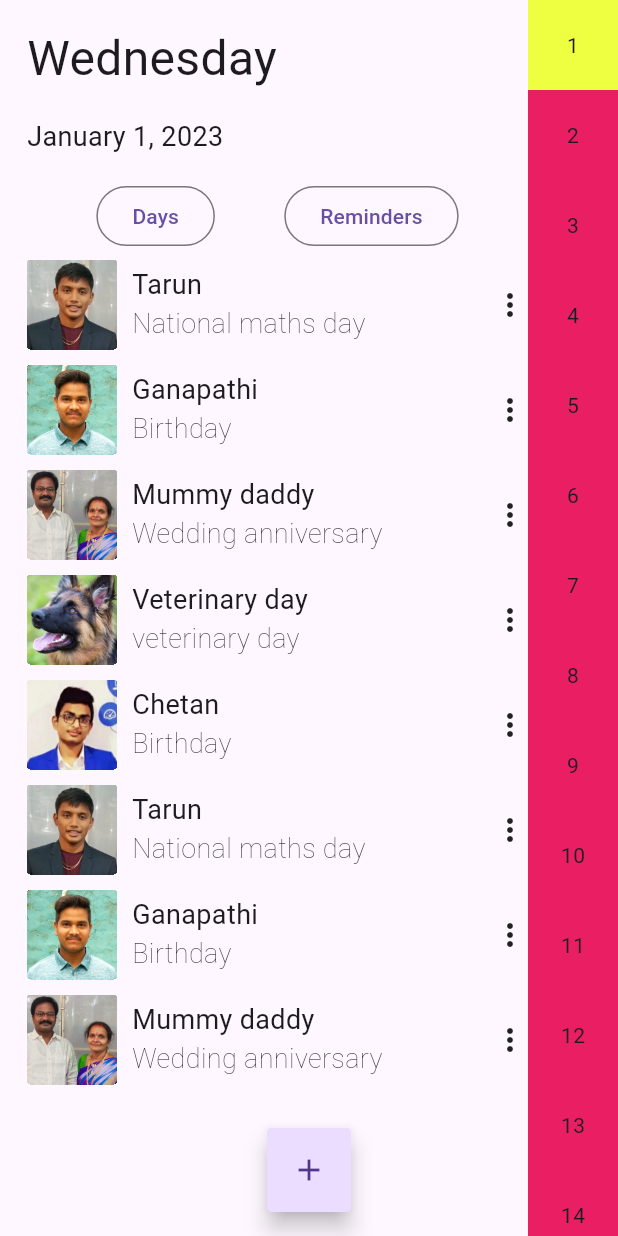
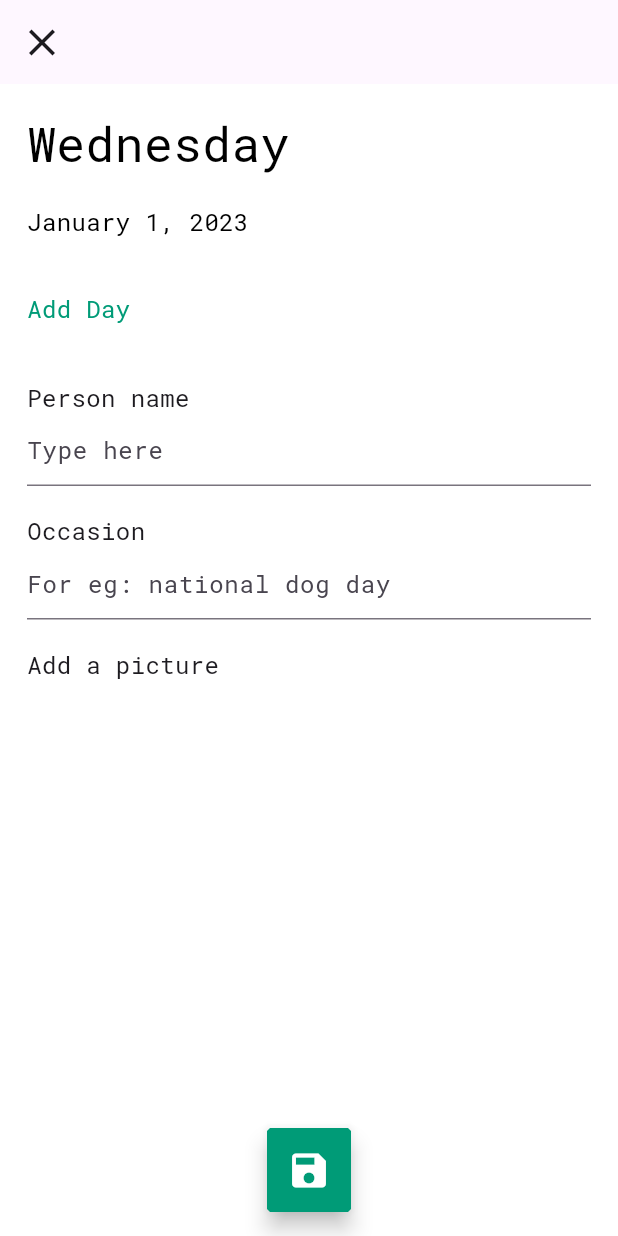
Before and after one commit to elonrameshmusk/prompt, a Flutter app: the HomeScreen screen opened directly, after a tap on the "add" icon, on a phone screen of 412 x 824 dp. Run offline on Flutter 3.47's test engine with Material 2 defaults, Android fonts, the phone set to English and light mode, and no system bars.

Commit message:
more code

```diff
--- a/lib/components/big_date.dart
+++ b/lib/components/big_date.dart
@@ -1,8 +1,8 @@
 import 'package:flutter/material.dart';
 
 class BigDate extends StatefulWidget {
-  const BigDate({Key? key}) : super(key: key);
-
+  const BigDate({Key? key, required this.color}) : super(key: key);
+  final color;
   @override
   State<BigDate> createState() => _BigDateState();
 }
@@ -13,17 +13,18 @@ class _BigDateState extends State<BigDate> {
     return Container(
       width: MediaQuery.of(context).size.width * 1,
       height: 120,
+      padding: const EdgeInsets.fromLTRB(18, 0, 0, 0),
       child: Column(
         crossAxisAlignment: CrossAxisAlignment.start,
         mainAxisAlignment: MainAxisAlignment.spaceEvenly,
-        children: const [
+        children: [
           Text(
             'Wednesday',
-            style: TextStyle(fontSize: 32),
+            style: TextStyle(fontSize: 32, fontFamily: 'roboto_mono_regular', color: widget.color),
           ),
           Text(
             'January 1, 2023',
-            style: TextStyle(fontSize: 18),
+            style: TextStyle(fontSize: 16, fontFamily: 'roboto_mono_regular', color: widget.color),
           )
         ],
       ),
--- a/lib/components/person_container.dart
+++ b/lib/components/person_container.dart
@@ -13,7 +13,7 @@ class PersonContainer extends StatelessWidget {
   @override
   Widget build(BuildContext context) {
     return Container(
-        margin: const EdgeInsets.fromLTRB(0, 5, 0, 5),
+        margin: const EdgeInsets.fromLTRB(18, 5, 0, 5),
         child: Row(
           children: [
             Container(
@@ -34,17 +34,17 @@ class PersonContainer extends StatelessWidget {
                   Text(
                     name,
                     style: const TextStyle(
-                        fontSize: 18, fontWeight: FontWeight.normal),
+                        fontSize: 16, fontWeight: FontWeight.normal, fontFamily: 'roboto_mono_regular'),
                   ),
                   Text(
                     occasion,
                     style: const TextStyle(
-                        fontSize: 18, fontWeight: FontWeight.w100),
+                        fontSize: 16, fontWeight: FontWeight.w100, fontFamily: 'roboto_mono_light'),
                   ),
                 ],
               ),
             ),
-            const Icon(Icons.more_vert)
+            const Icon(Icons.more_vert, size: 25, color: Colors.black,)
           ],
         ));
   }
--- /dev/null
+++ b/lib/global_constants.dart
@@ -0,0 +1,2 @@
+import 'package:flutter/material.dart';
+const primary_color = Color(0xff009B77);
--- a/lib/main.dart
+++ b/lib/main.dart
@@ -24,7 +24,6 @@ class MyApp extends StatelessWidget {
         // or simply save your changes to "hot reload" in a Flutter IDE).
         // Notice that the counter didn't reset back to zero; the application
         // is not restarted.
-        primarySwatch: Colors.blue,
       ),
       home: const SignInScreen(),
     );
--- /dev/null
+++ b/lib/screens/add_person_screen.dart
@@ -0,0 +1,108 @@
+import 'package:flutter/material.dart';
+import 'package:prompt/global_constants.dart';
+
+import '../components/big_date.dart';
+
+class AddPersonScreen extends StatefulWidget {
+  const AddPersonScreen({Key? key}) : super(key: key);
+
+  @override
+  State<AddPersonScreen> createState() => _AddPersonScreenState();
+}
+
+class _AddPersonScreenState extends State<AddPersonScreen> {
+  @override
+  Widget build(BuildContext context) {
+    return SafeArea(
+        child: Scaffold(
+      appBar: AppBar(
+        leading: Builder(
+          builder: (BuildContext context) {
+            return IconButton(
+              icon: const Icon(
+                Icons.close,
+                size: 30,
+              ),
+              onPressed: () {
+                Navigator.of(context).pop();
+              },
+            );
+          },
+        ),
+      ),
+      body: Container(
+          color: Colors.white,
+          child: Column(
+            children: [
+              const BigDate(color: Colors.black,),
+              Container(
+                  width: MediaQuery.of(context).size.width * 1,
+                  padding: const EdgeInsets.fromLTRB(18, 18, 0, 36),
+                  child: Column(
+                    crossAxisAlignment: CrossAxisAlignment.start,
+                    mainAxisAlignment: MainAxisAlignment.center,
+                    children: const [
+                      Text(
+                        'Add Day',
+                        style: TextStyle(fontSize: 16, color: primary_color, fontFamily: 'roboto_mono_regular'),
+                      ),
+                    ],
+                  )),
+              Expanded(
+                child: Container(
+                  width: MediaQuery.of(context).size.width * 1,
+                  child: Column(
+                    crossAxisAlignment: CrossAxisAlignment.start,
+                    children: [
+                      Container(
+                        margin: const EdgeInsets.fromLTRB(18, 0, 0, 0),
+                        child: Text(
+                          'Person name',
+                          style: TextStyle(fontSize: 16, fontFamily: 'roboto_mono_regular'),
+                        ),
+                      ),
+                      Container(
+                        margin: const EdgeInsets.fromLTRB(18, 0, 18, 0),
+                        child: TextField(
+                          decoration: InputDecoration(hintText: 'Type here', hintStyle: TextStyle(fontSize: 16, fontFamily: 'roboto_mono_regular')),
+                        ),
+                      ),
+                      Container(
+                        margin: const EdgeInsets.fromLTRB(18, 18, 0, 0),
+                        child: Text(
+                          'Occasion',
+                          style: TextStyle(fontSize: 16, fontFamily: 'roboto_mono_regular'),
+                        ),
+                      ),
+                      Container(
+                        margin: const EdgeInsets.fromLTRB(18, 0, 18, 0),
+                        child: TextField(
+                          decoration: InputDecoration(
+                              hintText: 'For eg: national dog day', hintStyle: TextStyle(fontSize: 16, fontFamily: 'roboto_mono_regular') ),
+                        ),
+                      ),
+                      Container(
+                        margin: const EdgeInsets.fromLTRB(18, 18, 0, 0),
+                        child: Text(
+                          'Add a picture',
+                          style: TextStyle(fontSize: 16, fontFamily: 'roboto_mono_regular'),
+                        ),
+                      ),
+                    ],
+                  ),
+                ),
+              )
+            ],
+          )),
+      floatingActionButton: FloatingActionButton(
+        shape: BeveledRectangleBorder(borderRadius: BorderRadius.circular(2)),
+        onPressed: () {
+          print('will be saved!');
+        },
+        child: const Icon(Icons.save, color: Colors.white, size: 30,),
+        backgroundColor: primary_color,
+      ),
+      floatingActionButtonLocation: FloatingActionButtonLocation.centerFloat,
+    ));
+  }
+}
--- a/lib/screens/home_screen.dart
+++ b/lib/screens/home_screen.dart
@@ -1,6 +1,36 @@
 import 'package:flutter/material.dart';
 import 'package:prompt/components/person_container.dart';
+import 'package:prompt/global_constants.dart';
+import 'package:prompt/screens/add_person_screen.dart';
 import '../components/big_date.dart';
+
+const persons = [
+  {
+    'name': 'Tarun',
+    'image': 'assets/images/tarun.jpg',
+    'day': 'National maths day'
+  },
+  {
+    'name': 'Ganapathi',
+    'image': 'assets/images/tarun.jpg',
+    'day': 'National maths day'
+  },
+  {
+    'name': 'Mummy daddy',
+    'image': 'assets/images/tarun.jpg',
+    'day': 'National maths day'
+  },
+  {
+    'name': 'N',
+    'image': 'assets/images/tarun.jpg',
+    'day': 'National maths day'
+  },
+  {
+    'name': 'Chetan',
+    'image': 'assets/images/tarun.jpg',
+    'day': 'National maths day'
+  },
+];
 
 class HomeScreen extends StatefulWidget {
   const HomeScreen({Key? key}) : super(key: key);
@@ -10,6 +40,7 @@ class HomeScreen extends StatefulWidget {
 }
 
 class _HomeScreenState extends State<HomeScreen> {
+  final ScrollController _firstController = ScrollController();
   int month = 1;
   int date = 1;
   @override
@@ -20,88 +51,82 @@ class _HomeScreenState extends State<HomeScreen> {
         children: [
           Expanded(
             child: Container(
-            padding: const EdgeInsets.fromLTRB(18, 0, 0, 0),
+
               child: Column(
                 children: [
-                const BigDate(),
-                Row(
+                  const BigDate(color: Colors.black,),
+                  Container(
+                    margin: const EdgeInsets.fromLTRB(18, 0, 18, 4),
+                    height: 50,
+                    child: Row(
+                      crossAxisAlignment: CrossAxisAlignment.stretch,
                       mainAxisAlignment: MainAxisAlignment.spaceEvenly,
                       children: [
-                    OutlinedButton(
-                        onPressed: () {
+                        Expanded(
+                          child: GestureDetector(
+                            onTap: () {
                               print('days');
                             },
-                        child: const Text('Days')),
-                    OutlinedButton(
-                        onPressed: () {
-                          print('reminders');
+                            child: Container(
+                              decoration: BoxDecoration(
+                                  border: Border.all(
+                                      color: Colors.black, width: 2)),
+                              child: const Center(
+                                  child: Text(
+                                'Days',
+                                style: TextStyle(
+                                  fontSize: 16,
+                                  fontFamily: 'roboto_mono_regular',
+                                ),
+                              )),
+                            ),
+                          ),
+                        ),
+                        Expanded(
+                          child: GestureDetector(
+                            onTap: () {
+                              print('remidners');
                             },
-                        child: const Text('Reminders'))
+                            child: const Center(
+                                child: Text(
+                              'Reminders',
+                              style: TextStyle(
+                                fontSize: 16,
+                                fontFamily: 'roboto_mono_regular',
+                              ),
+                            )),
+                          ),
+                        )
                       ],
+                    ),
                   ),
                   Expanded(
                     child: Scrollbar(
-                    thickness: 100,
-                    radius: const Radius.circular(10),
-                    child: ListView(
-                      children: const [
-                        PersonContainer(
-                          imgpath: 'assets/images/tarun.jpg',
-                          name: 'Tarun',
-                          occasion: 'National maths day',
-                        ),
-                        PersonContainer(
-                            imgpath: 'assets/images/ganapathi.jpg',
-                            name: 'Ganapathi',
-                            occasion: 'Birthday'),
-                        PersonContainer(
-                            imgpath: 'assets/images/mummydaddy.jpg',
-                            name: 'Mummy daddy',
-                            occasion: 'Wedding anniversary'),
-                        PersonContainer(
-                            imgpath: 'assets/images/veterinary.jpg',
-                            name: 'Veterinary day',
-                            occasion: 'veterinary day'),
-                        PersonContainer(
-                          imgpath: 'assets/images/chetan.jpg',
-                          name: 'Chetan',
-                          occasion: 'Birthday',
-                        ),
-                        PersonContainer(
-                          imgpath: 'assets/images/tarun.jpg',
-                          name: 'Tarun',
-                          occasion: 'National maths day',
-                        ),
-                        PersonContainer(
-                            imgpath: 'assets/images/ganapathi.jpg',
-                            name: 'Ganapathi',
-                            occasion: 'Birthday'),
-                        PersonContainer(
-                            imgpath: 'assets/images/mummydaddy.jpg',
-                            name: 'Mummy daddy',
-                            occasion: 'Wedding anniversary'),
-                        PersonContainer(
-                            imgpath: 'assets/images/veterinary.jpg',
-                            name: 'Veterinary day',
-                            occasion: 'veterinary day'),
-                        PersonContainer(
-                          imgpath: 'assets/images/chetan.jpg',
-                          name: 'Chetan',
-                          occasion: 'Birthday',
-                        ),
-                      ],
-                    ),
-                  ),
+                        thumbVisibility: true,
+                        controller: _firstController,
+                        thickness: 10, //width of scrollbar
+                        radius: const Radius.circular(
+                            20), //corner radius of scrollbar
+                        scrollbarOrientation: ScrollbarOrientation.left,
+                        child: ListView.builder(
+                            controller: _firstController,
+                            itemCount: 20,
+                            itemBuilder: (context, index) => PersonContainer(
+                                  name: persons[index % 5]['name']!,
+                                  imgpath: persons[index % 5]['image']!,
+                                  occasion: persons[index % 5]['day']!,
+                                ))),
                   ),
                   Container(
                     height: 100,
                   )
                 ],
               ),
-          )),
+            ),
+          ),
           Container(
             width: 60,
-            color: Colors.pink,
+            color: primary_color,
             child: ListView(
               semanticChildCount: 31,
               children: [
@@ -118,7 +143,11 @@ class _HomeScreenState extends State<HomeScreen> {
                       height: 60,
                       color: (date == i) ? Colors.limeAccent : null,
                       child: Center(
-                        child: Text('$i'),
+                        child: Text('$i', style: const TextStyle(
+                          fontSize: 16,
+                          fontFamily: 'roboto_mono_regular',
+                          color: Colors.white
+                        ),),
                       ),
                     ),
                   ),
@@ -130,11 +159,31 @@ class _HomeScreenState extends State<HomeScreen> {
       floatingActionButton: FloatingActionButton(
         shape: BeveledRectangleBorder(borderRadius: BorderRadius.circular(2)),
         onPressed: () {
-          print('add person');
+          Navigator.of(context).push(_createRoute());
         },
-        child: const Icon(Icons.add),
+        child: const Icon(Icons.add, color: Colors.white, size: 30,),
+        backgroundColor: primary_color,
       ),
       floatingActionButtonLocation: FloatingActionButtonLocation.centerFloat,
     ));
   }
 }
+
+Route _createRoute() {
+  return PageRouteBuilder(
+    pageBuilder: (context, animation, secondaryAnimation) =>
+        const AddPersonScreen(),
+    transitionsBuilder: (context, animation, secondaryAnimation, child) {
+      const begin = Offset(0.0, 1.0);
+      const end = Offset.zero;
+      const curve = Curves.ease;
+
+      var tween = Tween(begin: begin, end: end).chain(CurveTween(curve: curve));
+
+      return SlideTransition(
+        position: animation.drive(tween),
+        child: child,
+      );
+    },
+  );
+}
--- a/lib/screens/sign_in_screen.dart
+++ b/lib/screens/sign_in_screen.dart
@@ -1,4 +1,5 @@
 import 'package:flutter/material.dart';
+import 'package:prompt/screens/reminders_screen.dart';
 import 'home_screen.dart';
 
 class SignInScreen extends StatefulWidget {
@@ -17,7 +18,7 @@ class _SignInScreenState extends State<SignInScreen> {
         child: TextButton(
           onPressed: () {
             Navigator.of(context)
-                .push(MaterialPageRoute(builder: (context) => HomeScreen()));
+                .push(MaterialPageRoute(builder: (context) => RemindersScreen()));
           },
           child: Text('Sign In'),
         ),
```
Also changed, not shown: lib/screens/add_reminder_screen.dart (added, +19 -0 lines), lib/screens/reminders_screen.dart (added, +156 -0 lines). Lines whose indentation alone changed are shown as unchanged.
